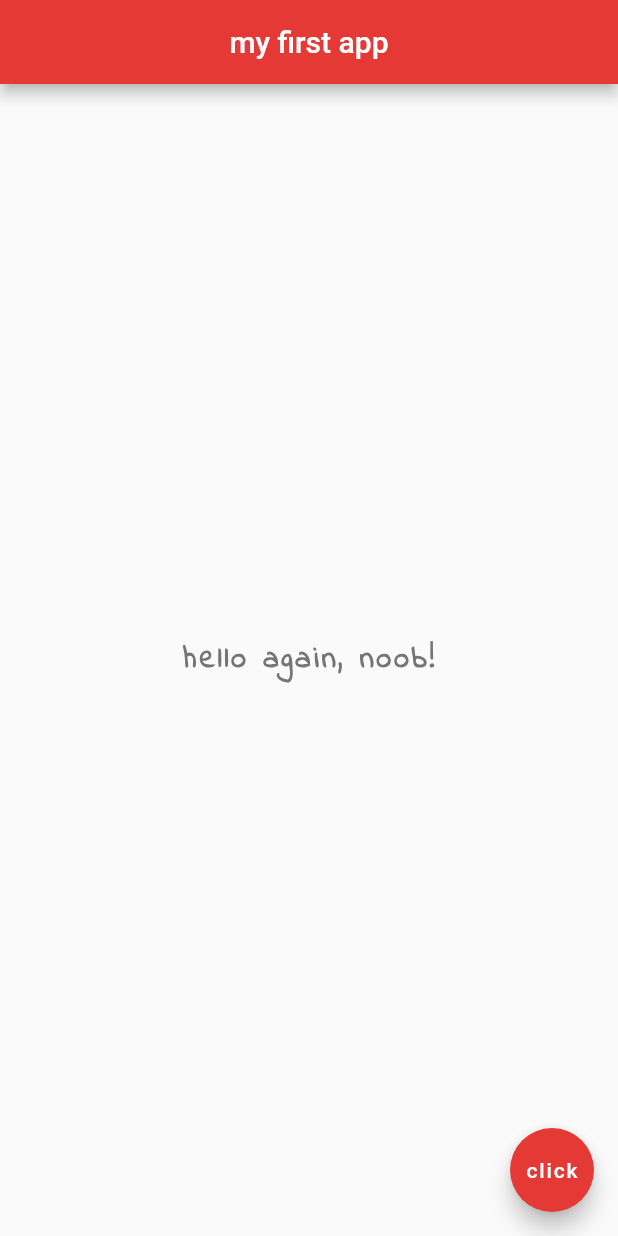
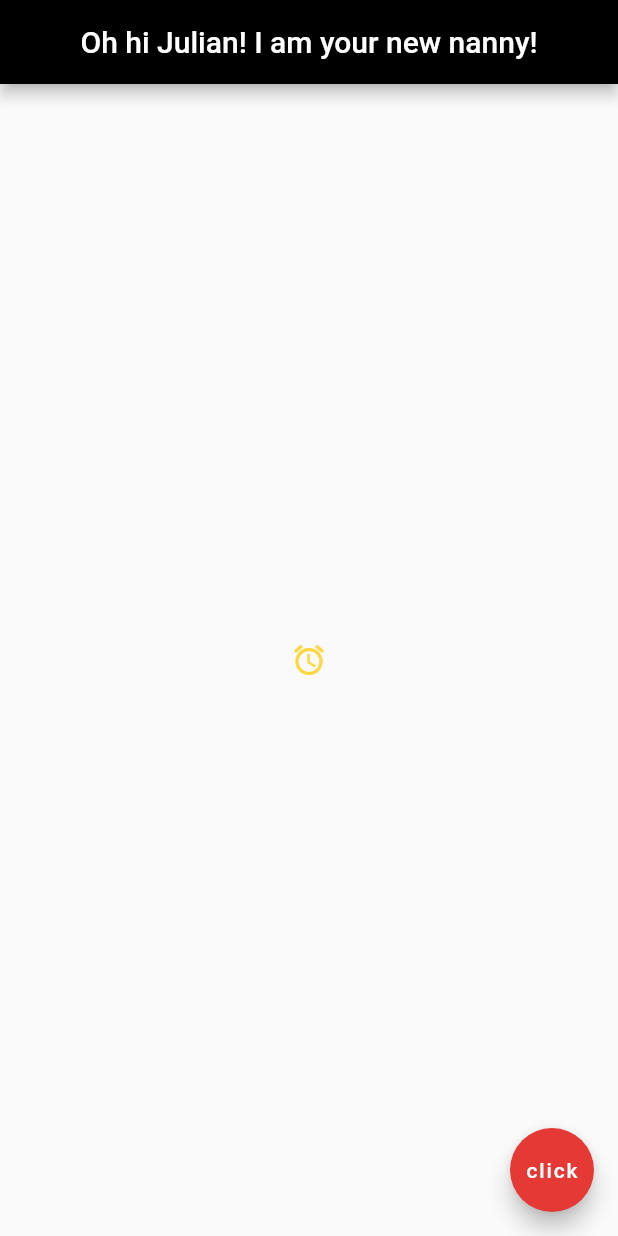
Before and after one commit to alekseialeshin/messing_with_widgets, a Flutter app: the screen it shows after launch, on a phone screen of 412 x 824 dp. Run offline on Flutter 3.47's test engine with Material 2 defaults, Android fonts, the phone set to English and light mode, and no system bars.

Commit message:
Friday 1

```diff
--- a/lib/main.dart
+++ b/lib/main.dart
@@ -9,21 +9,16 @@ class Home extends StatelessWidget {
   Widget build(BuildContext context) {
     return Scaffold(
       appBar: AppBar(
-          title: Text('my first app'),
-          centerTitle: true,
-          backgroundColor: Colors.red[600]),
+        title: Text('Oh hi Julian! I am your new nanny!'),
+        centerTitle: true,
+        backgroundColor: Colors.black,
+      ),
       body: Center(
-        child: Text(
-          'hello again, noob!',
-          style: TextStyle(
-            fontSize: 20.0,
-            fontWeight: FontWeight.bold,
-            letterSpacing: 2.0,
-            color: Colors.grey[600],
-            fontFamily: 'IndieFlower',
-          ),
-        ),
-      ),
+          child: IconButton(
+        onPressed: () {},
+        icon: Icon(Icons.access_alarm),
+        color: Colors.amberAccent,
+      )),
       floatingActionButton: FloatingActionButton(
         backgroundColor: Colors.red[600],
         child: Text('click'),
--- a/pubspec.yaml
+++ b/pubspec.yaml
@@ -41,9 +41,9 @@ flutter:
   uses-material-design: true
 
   # To add assets to your application, add an assets section, like this:
-  # assets:
-  #  - images/a_dot_burr.jpeg
-  #  - images/a_dot_ham.jpeg
+  assets:
+    - images/
+
 
   # An image asset can refer to one or more resolution-specific "variants", see
   # https://flutter.dev/assets-and-images/#resolution-aware.
```
Also changed, not shown: images/blob.jpeg (added).
